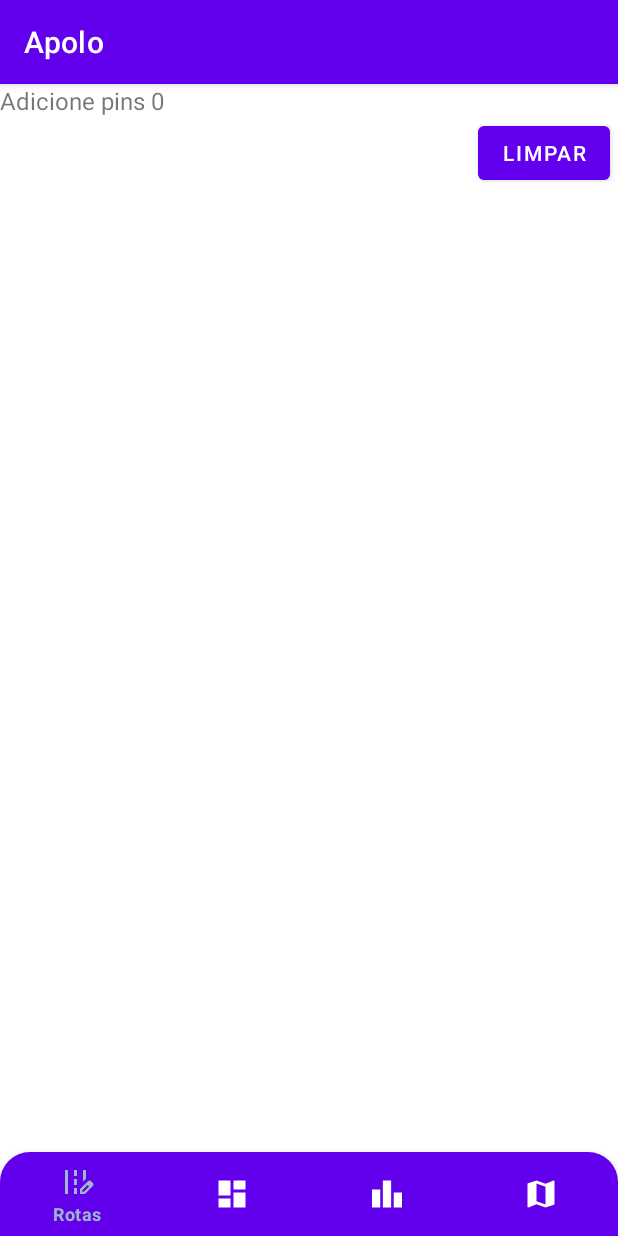
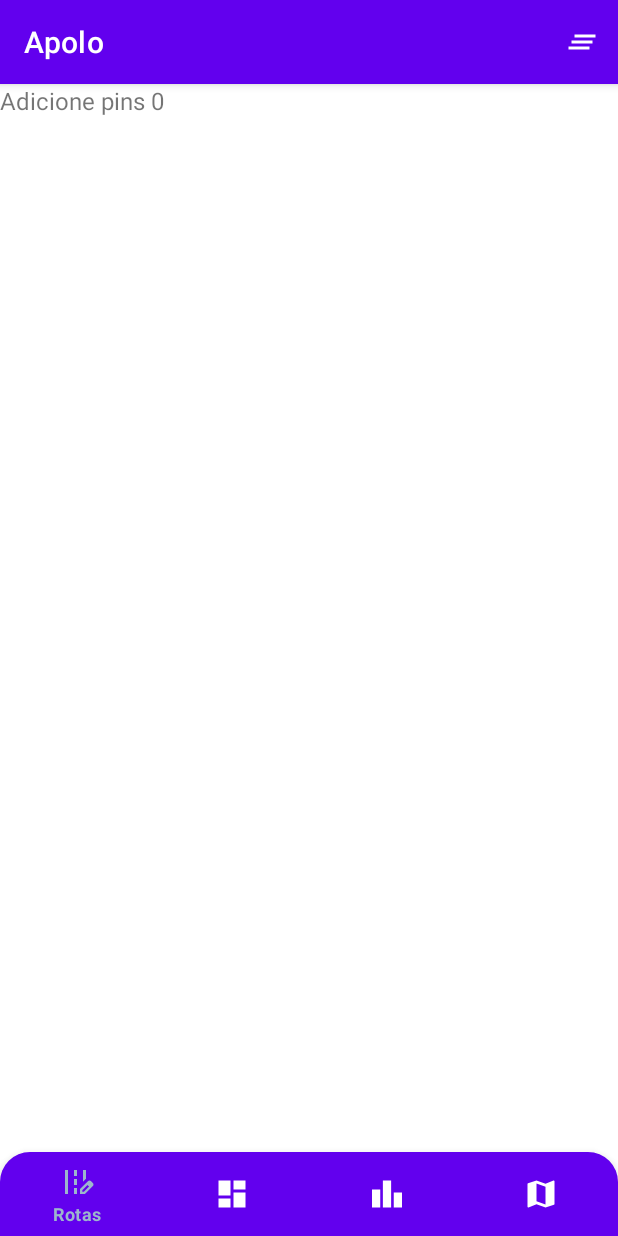
Before and after one commit to aguiarroney/apolo, an Android app: the RouteFragment screen opened through its navigation route, on a phone screen of 412 x 824 dp. Run offline under Robolectric (Android 15) with nearby library versions, the phone set to English and light mode, and no system bars; our stand-ins replace navigation-ui; 3 statements that could not run were skipped.

Commit message:
melhoria na funcionalidade de rotas

```diff
--- a/app/build.gradle
+++ b/app/build.gradle
@@ -71,5 +71,5 @@ dependencies {
     // Coroutines
     implementation 'org.jetbrains.kotlinx:kotlinx-coroutines-core:1.3.9'
     implementation 'org.jetbrains.kotlinx:kotlinx-coroutines-android:1.3.9'
-    implementation "androidx.lifecycle:lifecycle-viewmodel-ktx:2.2.0"
+    implementation "androidx.lifecycle:lifecycle-viewmodel-ktx:2.3.0"
 }
--- a/app/src/main/java/com/example/apolo/views/ClientListFragment.kt
+++ b/app/src/main/java/com/example/apolo/views/ClientListFragment.kt
@@ -5,16 +5,13 @@ import android.util.Log
 import android.view.*
 import androidx.appcompat.widget.SearchView
 import androidx.fragment.app.Fragment
-import androidx.fragment.app.activityViewModels
 import androidx.lifecycle.ViewModelProvider
-import androidx.lifecycle.get
 import com.example.apolo.R
 import com.example.apolo.adapters.ClientsListAdapter
 import com.example.apolo.databinding.FragmentClientListBinding
 import com.example.apolo.repository.Repository
 import com.example.apolo.viewmodels.ClientViewModel
 import com.example.apolo.viewmodels.ClientViewModelFactory
-import com.example.apolo.viewmodels.GenericViewModel
 
 class ClientListFragment : Fragment() {
 
--- a/app/src/main/java/com/example/apolo/views/DetailFragment.kt
+++ b/app/src/main/java/com/example/apolo/views/DetailFragment.kt
@@ -7,14 +7,11 @@ import android.view.ViewGroup
 import androidx.core.view.isVisible
 import androidx.fragment.app.Fragment
 import androidx.fragment.app.activityViewModels
-import androidx.lifecycle.ViewModelProvider
 import com.example.apolo.R
 import com.example.apolo.databinding.FragmentDetailBinding
 import com.example.apolo.models.Client
 import com.example.apolo.models.Lead
-import com.example.apolo.repository.Repository
 import com.example.apolo.viewmodels.GenericViewModel
-import com.example.apolo.viewmodels.GenericViewModelFactory
 
 class DetailFragment : Fragment() {
 
--- a/app/src/main/java/com/example/apolo/views/LeadListFragment.kt
+++ b/app/src/main/java/com/example/apolo/views/LeadListFragment.kt
@@ -5,13 +5,13 @@ import android.view.LayoutInflater
 import android.view.View
 import android.view.ViewGroup
 import androidx.fragment.app.Fragment
-import androidx.fragment.app.activityViewModels
 import androidx.lifecycle.ViewModelProvider
 import com.example.apolo.R
 import com.example.apolo.adapters.LeadsListAdapter
 import com.example.apolo.databinding.FragmentLeadListBinding
 import com.example.apolo.repository.Repository
-import com.example.apolo.viewmodels.*
+import com.example.apolo.viewmodels.LeadViewModel
+import com.example.apolo.viewmodels.LeadViewModelFactory
 
 class LeadListFragment : Fragment() {
 
--- a/app/src/main/java/com/example/apolo/views/RouteFragment.kt
+++ b/app/src/main/java/com/example/apolo/views/RouteFragment.kt
@@ -1,19 +1,15 @@
 package com.example.apolo.views
 
 import android.os.Bundle
-import android.util.Log
-import android.view.LayoutInflater
-import android.view.View
-import android.view.ViewGroup
+import android.view.*
 import androidx.fragment.app.Fragment
 import androidx.fragment.app.activityViewModels
 import com.example.apolo.R
-import com.example.apolo.adapters.ClientsListAdapter
 import com.example.apolo.adapters.RouteListAdapter
 import com.example.apolo.databinding.FragmentRouteListBinding
 import com.example.apolo.viewmodels.GenericViewModel
 
-class RouteFragment : Fragment(), RouteListAdapter.onButtonClickListener {
+class RouteFragment : Fragment(), RouteListAdapter.OnButtonClickListener {
 
     private val viewModel: GenericViewModel by activityViewModels()
     private val myAdapter by lazy { RouteListAdapter(this) }
@@ -23,7 +19,7 @@ class RouteFragment : Fragment(), RouteListAdapter.onButtonClickListener {
         inflater: LayoutInflater,
         container: ViewGroup?,
         savedInstanceState: Bundle?
-    ): View? {
+    ): View {
 
         binding = FragmentRouteListBinding.inflate(layoutInflater, container, false)
         binding.rvRouteItems.adapter = myAdapter
@@ -33,10 +29,7 @@ class RouteFragment : Fragment(), RouteListAdapter.onButtonClickListener {
             myAdapter.setData(it)
         }
 
-        binding.btnClearRoute.setOnClickListener {
-            viewModel.clearRoute()
-        }
-
+        setHasOptionsMenu(true)
         return binding.root
     }
 
@@ -44,4 +37,18 @@ class RouteFragment : Fragment(), RouteListAdapter.onButtonClickListener {
         viewModel.route(position)
     }
 
+    override fun onCreateOptionsMenu(menu: Menu, inflater: MenuInflater) {
+        inflater.inflate(R.menu.routes_menu, menu)
+    }
+
+    override fun onOptionsItemSelected(item: MenuItem): Boolean {
+
+        when (item.itemId) {
+            R.id.clearRoute -> {
+                viewModel.clearRoute()
+            }
+        }
+        return true
+    }
+
 }
--- /dev/null
+++ b/app/src/main/res/drawable/ic_baseline_clear_all_24.xml
@@ -0,0 +1,10 @@
+<vector xmlns:android="http://schemas.android.com/apk/res/android"
+    android:width="24dp"
+    android:height="24dp"
+    android:viewportWidth="24"
+    android:viewportHeight="24"
+    android:tint="?attr/colorControlNormal">
+  <path
+      android:fillColor="@android:color/white"
+      android:pathData="M5,13h14v-2L5,11v2zM3,17h14v-2L3,15v2zM7,7v2h14L21,7L7,7z"/>
+</vector>
--- a/app/src/main/res/layout/fragment_route_list.xml
+++ b/app/src/main/res/layout/fragment_route_list.xml
@@ -1,7 +1,6 @@
 <?xml version="1.0" encoding="utf-8"?>
 <androidx.constraintlayout.widget.ConstraintLayout xmlns:android="http://schemas.android.com/apk/res/android"
     xmlns:app="http://schemas.android.com/apk/res-auto"
-    xmlns:tools="http://schemas.android.com/tools"
     android:layout_width="match_parent"
     android:layout_height="match_parent">
 
@@ -15,14 +14,6 @@
         app:layout_constraintStart_toStartOf="parent"
         app:layout_constraintTop_toTopOf="parent" />
 
-    <Button
-        android:id="@+id/btn_clear_route"
-        android:layout_width="wrap_content"
-        android:layout_height="wrap_content"
-        android:layout_marginRight="@dimen/margin_five"
-        app:layout_constraintEnd_toEndOf="parent"
-        android:text="Limpar"
-        app:layout_constraintTop_toBottomOf="@id/tv_routes_info" />
 
     <androidx.recyclerview.widget.RecyclerView
         android:id="@+id/rv_route_items"
@@ -33,7 +24,7 @@
         app:layout_constraintBottom_toBottomOf="parent"
         app:layout_constraintEnd_toEndOf="parent"
         app:layout_constraintStart_toStartOf="parent"
-        app:layout_constraintTop_toBottomOf="@id/btn_clear_route" />
+        app:layout_constraintTop_toBottomOf="@id/tv_routes_info" />
 
 
 </androidx.constraintlayout.widget.ConstraintLayout>
--- a/app/src/main/res/layout/fragment_routes_list_item.xml
+++ b/app/src/main/res/layout/fragment_routes_list_item.xml
@@ -32,12 +32,13 @@
             android:layout_width="50dp"
             android:layout_height="50dp"
             android:layout_marginRight="@dimen/margin_five"
-            android:text="+"
+            android:text="@string/btn_add_name"
             style="@style/Widget.MaterialComponents.Button.OutlinedButton"
             android:background="@drawable/custom_circular_button"
             app:layout_constraintBottom_toBottomOf="parent"
             app:layout_constraintTop_toTopOf="parent"
-            app:layout_constraintEnd_toEndOf="parent" />
+            app:layout_constraintEnd_toEndOf="parent"
+            android:layout_marginEnd="@dimen/margin_five" />
 
     </androidx.constraintlayout.widget.ConstraintLayout>
 
--- a/app/src/main/res/menu/navigation_bar.xml
+++ b/app/src/main/res/menu/navigation_bar.xml
@@ -4,7 +4,7 @@
     <item
         android:id="@+id/routeFragment"
         android:icon="@drawable/ic_baseline_edit_road_24"
-        android:title="Rotas" />
+        android:title="@string/item_rotas" />
 
     <item
         android:id="@+id/listFragment"
--- /dev/null
+++ b/app/src/main/res/menu/routes_menu.xml
@@ -0,0 +1,11 @@
+<?xml version="1.0" encoding="utf-8"?>
+<menu xmlns:android="http://schemas.android.com/apk/res/android"
+    xmlns:app="http://schemas.android.com/apk/res-auto">
+
+    <item
+        android:id="@+id/clearRoute"
+        android:icon="@drawable/ic_baseline_clear_all_24"
+        android:title="@string/item_limpar"
+        app:showAsAction="always|collapseActionView" />
+
+</menu>
--- a/app/src/main/res/values/strings.xml
+++ b/app/src/main/res/values/strings.xml
@@ -25,4 +25,9 @@
     <string name="visitas">Visitas: %1$s</string>
     <string name="dias">Há %1$s</string>
     <string name="selecione_pontos_para_rota">Adicione pins %1$d</string>
+    <string name="btn_add_name">+</string>
+    <string name="item_rotas">Rotas</string>
+    <string name="item_limpar">Limpar</string>
+    <string name="lead_title">Lead %1$s</string>
+    <string name="cliente_title">Cliente %1$s</string>
 </resources>
```
Also changed, not shown: app/src/main/java/com/example/apolo/adapters/RouteListAdapter.kt (+11 -13 lines), app/src/main/java/com/example/apolo/viewmodels/GenericViewModel.kt (+3 -4 lines).
